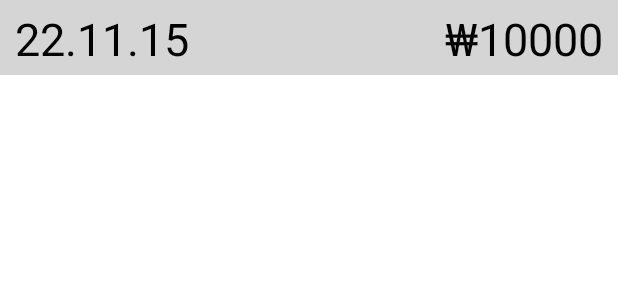
After one commit to SEJUNLIM/DKU_DowTech_2022, an Android app: the layout charge_list_layout.xml on its own in the app's theme, with its tools: preview values and no code run, on a phone screen of 412 x 824 dp. The commit adds this screen. Shown: the top 300 px of the screen. Run offline under Robolectric (Android 15) with nearby library versions, the light colour scheme and no system bars.

```diff
--- /dev/null
+++ b/app/src/main/res/layout/charge_list_layout.xml
@@ -0,0 +1,32 @@
+<?xml version="1.0" encoding="utf-8"?>
+<LinearLayout xmlns:android="http://schemas.android.com/apk/res/android"
+    android:layout_width="match_parent"
+    android:layout_height="match_parent"
+    android:orientation="horizontal">
+
+    <TextView
+        android:id="@+id/tv_chargeDate"
+        android:layout_width="200dp"
+        android:layout_height="50dp"
+        android:background="#d5d5d5"
+        android:text="22.11.15"
+        android:textColor="@color/black"
+        android:textSize="30sp"
+        android:padding="5sp"
+        android:paddingStart="10sp"
+        android:paddingEnd="0sp"/>
+
+    <TextView
+        android:id="@+id/tv_chargePoint"
+        android:layout_width="match_parent"
+        android:layout_height="50dp"
+        android:background="#d5d5d5"
+        android:text="₩10000"
+        android:textColor="@color/black"
+        android:textSize="30sp"
+        android:gravity="end"
+        android:padding="5sp"
+        android:paddingStart="0sp"
+        android:paddingEnd="10sp"/>
+
+</LinearLayout>
```
Also changed, not shown: app/src/main/java/com/example/dku_dow_dpp/ChargeListActivity.java (+40 -44 lines), app/src/main/res/layout/activity_chargelist.xml (+12 -48 lines).
